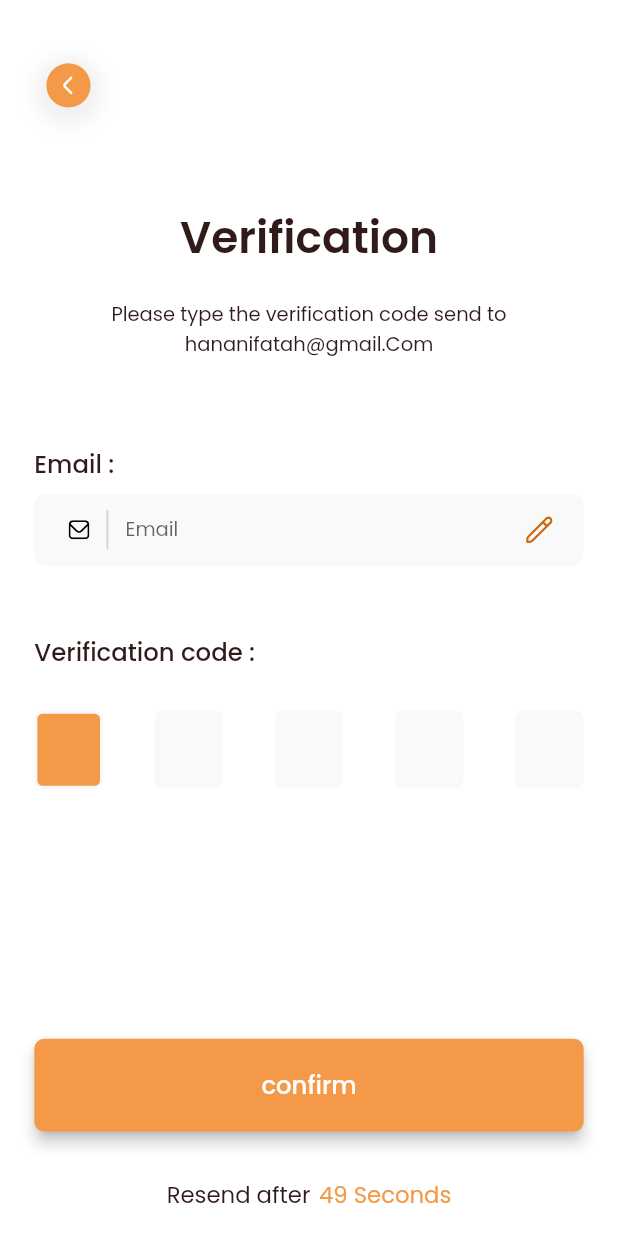
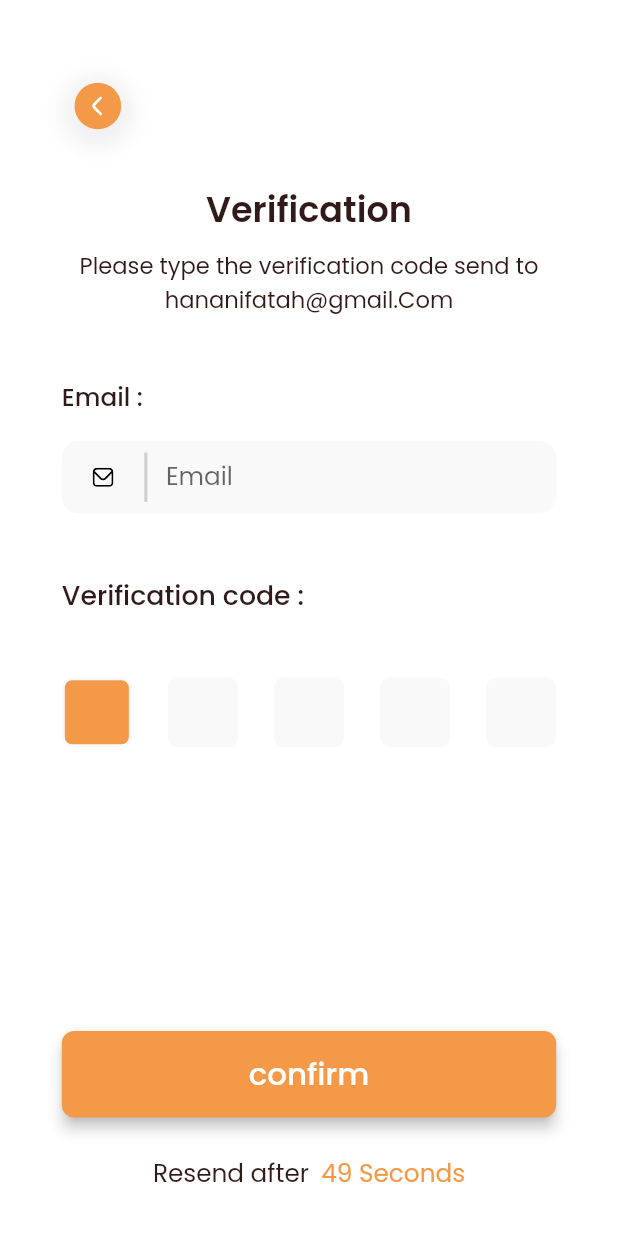
Before and after one commit to tiki-dz/TIKI_MOBILE_APP, a Flutter app: the screen it shows after launch, after a tap on "Sign up", on a phone screen of 412 x 824 dp. Run offline on Flutter 3.47's test engine with Material 2 defaults, Android fonts, the light colour scheme and no system bars; drawn by our look-alikes of pin_code_fields; our stand-ins replace device_preview, firebase_core, flutter_svg, get, get_storage, google_fonts and 1 more; accounts and stored records are empty; network calls fail.

Commit message:
update packages and interfaces

```diff
--- a/lib/main.dart
+++ b/lib/main.dart
@@ -1,18 +1,21 @@
 import 'package:firebase_core/firebase_core.dart';
 import 'package:flutter/material.dart';
-import 'package:flutter_screenutil/flutter_screenutil.dart';
 import 'package:get/get_navigation/src/root/get_material_app.dart';
 import 'package:get_storage/get_storage.dart';
 import 'package:google_fonts/google_fonts.dart';
 import 'package:tiki/views/Authentification/widget.signup.dart';
-import 'package:tiki/views/Profile/widget.profile.dart';
-
+import 'package:device_preview/device_preview.dart';
+import 'package:sizer/sizer.dart';
 import 'data/translation.data.dart';
-
 void main() async {
   WidgetsFlutterBinding.ensureInitialized();
   await GetStorage.init();
-  runApp(const MyApp());
+
+  runApp(
+    DevicePreview(
+      builder: (context) => MyApp(), // Wrap your app
+    ),
+  );
 }
 
 class MyApp extends StatelessWidget {
@@ -20,11 +23,8 @@
   // This widget is the root of your application.
   @override
   Widget build(BuildContext context) {
-    return ScreenUtilInit(
-        designSize: Size(360, 760),
-        minTextAdapt: true,
-        splitScreenMode: true,
-        builder: () => GetMaterialApp(
+    return Sizer(builder: (context, orientation, deviceType) {
+      return GetMaterialApp(
         translations: LocalString(),
         locale: Locale('en', 'EN'),
         theme: ThemeData(
@@ -34,6 +34,7 @@
         ),
         debugShowCheckedModeBanner: false,
         home: SignUpWidget(),
-            ));
+      );
+    });
   }
 }
--- a/lib/views/Authentification/components/component.button.dart
+++ b/lib/views/Authentification/components/component.button.dart
@@ -1,12 +1,13 @@
 import 'package:flutter/material.dart';
-import 'package:flutter_screenutil/flutter_screenutil.dart';
+
+import 'package:sizer/sizer.dart';
 import 'package:google_fonts/google_fonts.dart';
 import '../../../data/pallete.data.dart';
 
 Widget button(String title, VoidCallback? function) {
   return SizedBox(
     width: double.infinity,
-    height: 57.h,
+    height: 7.h,
     child: InkWell(
       onTap: function,
       child: Card(
--- a/lib/views/Authentification/components/component.input.dart
+++ b/lib/views/Authentification/components/component.input.dart
@@ -1,9 +1,10 @@
 import 'package:flutter/material.dart';
 import '../../../data/font.data.dart';
 import '../../../data/pallete.data.dart';
-import 'package:flutter_screenutil/flutter_screenutil.dart';
+
 import 'package:flutter_svg/flutter_svg.dart';
 import 'package:get/get.dart';
+import 'package:sizer/sizer.dart';
 
 class InputComponent extends StatelessWidget {
   String leadingIcon;
@@ -19,29 +20,29 @@ class InputComponent extends StatelessWidget {
     return TextFormField(
       cursorColor: ButtonColor,
       controller: textEditingController,
-      style: TextStyle(fontSize: 12.sp, fontWeight: regular),
+      style: TextStyle(fontSize: 10.sp, fontWeight: regular),
       decoration: InputDecoration(
-        contentPadding: EdgeInsets.symmetric(vertical: 2.0.h, horizontal: 0.0),
+        contentPadding: EdgeInsets.symmetric(vertical: 0.05.h, horizontal: 0.0),
         prefixIcon: Row(mainAxisSize: MainAxisSize.min, children: [
           SizedBox(
-            width: 20.w,
+            width: 5.w,
           ),
           SvgPicture.asset(leadingIcon),
           SizedBox(
-            width: 10.w,
+            width: 5.w,
           ),
           Container(
-            height: 24.h,
-            width: 1.w,
+            height: 3.h,
+            width: 0.5.w,
             color: Color.fromRGBO(112, 112, 112, 1).withOpacity(0.3),
           ),
           SizedBox(
-            width: 10.w,
+            width: 3.w,
           ),
         ]),
         prefixIconConstraints: BoxConstraints(maxHeight: 24.h, maxWidth: 70.w),
         suffixIconConstraints: BoxConstraints(
-          maxHeight: 35.sp,
+          maxHeight: 12.sp,
           maxWidth: 50.w,
         ),
         filled: true,
--- a/lib/views/Authentification/components/component.inputPassword.dart
+++ b/lib/views/Authentification/components/component.inputPassword.dart
@@ -2,7 +2,7 @@ import 'package:flutter/material.dart';
 
 import 'package:flutter/material.dart';
 import '../../../data/pallete.data.dart';
-import 'package:flutter_screenutil/flutter_screenutil.dart';
+import 'package:sizer/sizer.dart';
 import 'package:flutter_svg/flutter_svg.dart';
 import 'package:get/get.dart';
 
@@ -27,30 +27,30 @@ class _InputComponentPasswordState extends State<InputComponentPassword> {
       obscureText: showPassword,
       cursorColor: ButtonColor,
       controller: widget.textEditingController,
-      style: TextStyle(fontSize: 12.sp, fontWeight: regular),
+      style: TextStyle(fontSize: 10.sp, fontWeight: regular),
       decoration: InputDecoration(
-        contentPadding: EdgeInsets.symmetric(vertical: 2.0.h, horizontal: 0.0),
+        contentPadding: EdgeInsets.symmetric(vertical: 1.0.h, horizontal: 0.0),
         prefixIcon: Row(mainAxisSize: MainAxisSize.min, children: [
           SizedBox(
-            width: 20.w,
+            width: 5.w,
           ),
           SvgPicture.asset("assets/icons/fi-rr-unlock.svg"),
           SizedBox(
-            width: 10.w,
+            width: 5.w,
           ),
           Container(
-            height: 24.h,
-            width: 1.w,
+            height: 3.h,
+            width: 0.5.w,
             color: Color.fromRGBO(112, 112, 112, 1).withOpacity(0.3),
           ),
           SizedBox(
-            width: 10.w,
+            width: 3.w,
           ),
         ]),
         prefixIconConstraints: BoxConstraints(maxHeight: 24.h, maxWidth: 70.w),
         suffixIconConstraints: BoxConstraints(
-          maxHeight: 35.sp,
-          maxWidth: 50.w,
+          maxHeight: 12.sp,
+          maxWidth: 10.w,
         ),
         suffixIcon: InkWell(
           onTap: () {
@@ -60,11 +60,19 @@ class _InputComponentPasswordState extends State<InputComponentPassword> {
           },
           child: Padding(
               padding: EdgeInsets.only(
-                right: 18.2.w,
+                right: 4.2.w,
               ),
               child: showPassword
-                  ? SvgPicture.asset('assets/icons/fi-rr-eye-crossed.svg')
-                  : SvgPicture.asset('assets/icons/fi-rr-eye.svg')),
+                  ? SvgPicture.asset(
+                      'assets/icons/fi-rr-eye-crossed.svg',
+                      height: 8.sp,
+                      width: 8.sp,
+                    )
+                  : SvgPicture.asset(
+                      'assets/icons/fi-rr-eye.svg',
+                      height: 8.sp,
+                      width: 8.sp,
+                    )),
         ),
         filled: true,
         fillColor: GreyColor,
--- a/lib/views/Authentification/widget.confirmation.dart
+++ b/lib/views/Authentification/widget.confirmation.dart
@@ -4,7 +4,7 @@ import 'package:flutter/material.dart';
 import 'package:flutter_svg/flutter_svg.dart';
 import 'package:tiki/data/font.data.dart';
 import 'package:tiki/data/pallete.data.dart';
-import 'package:flutter_screenutil/flutter_screenutil.dart';
+import 'package:sizer/sizer.dart';
 import 'package:flutter_svg/flutter_svg.dart';
 import 'package:get/get.dart';
 import 'package:pin_code_fields/pin_code_fields.dart';
@@ -33,13 +33,14 @@ class _ConfirmationWidgetState extends State<ConfirmationWidget> {
         backgroundColor: BackGroundColor,
         body: SingleChildScrollView(
             child: Padding(
-                padding: EdgeInsets.symmetric(
-                  horizontal: 20.w,
-                  vertical: 24.h,
+                padding: EdgeInsets.only(
+                  left: 10.w,
+                  right: 10.w,
+                  top: 1.h,
                 ),
                 child: Column(children: [
                   SizedBox(
-                    height: 10.h,
+                    height: 5.h,
                   ),
                   InkWell(
                     onTap: () {
@@ -48,8 +49,8 @@ class _ConfirmationWidgetState extends State<ConfirmationWidget> {
                     child: Align(
                       alignment: Alignment.topLeft,
                       child: Container(
-                        height: 42.sp,
-                        width: 42.sp,
+                        height: 35.sp,
+                        width: 35.sp,
                         decoration: BoxDecoration(
                           shape: BoxShape.circle,
                           boxShadow: [
@@ -64,32 +65,32 @@ class _ConfirmationWidgetState extends State<ConfirmationWidget> {
                         ),
                         child: SvgPicture.asset(
                           'assets/icons/back.svg',
-                          height: 42.sp,
-                          width: 42.sp,
+                          height: 2.sp,
+                          width: 2.sp,
                         ),
                       ),
                     ),
                   ),
                   SizedBox(
-                    height: 50.h,
+                    height: 3.h,
                   ),
                   Text(
                     'verification'.tr,
                     style: TextStyle(
                       fontWeight: semiBold,
-                      fontSize: 27.sp,
+                      fontSize: 17.sp,
                       color: SecondaryTextColor,
                     ),
                   ),
                   SizedBox(
-                    height: 18.h,
+                    height: 1.h,
                   ),
                   Text(
                     "confirmDesc".tr,
                     textAlign: TextAlign.center,
                     style: TextStyle(
                       fontWeight: regular,
-                      fontSize: 12.sp,
+                      fontSize: 11.sp,
                       color: SecondaryTextColor,
                     ),
                   ),
@@ -98,12 +99,12 @@ class _ConfirmationWidgetState extends State<ConfirmationWidget> {
                     textAlign: TextAlign.center,
                     style: TextStyle(
                       fontWeight: regular,
-                      fontSize: 12.sp,
+                      fontSize: 11.sp,
                       color: SecondaryTextColor,
                     ),
                   ),
                   SizedBox(
-                    height: 53.h,
+                    height: 5.h,
                   ),
                   Align(
                     alignment: Alignment.topLeft,
@@ -111,13 +112,13 @@ class _ConfirmationWidgetState extends State<ConfirmationWidget> {
                       'email'.tr + " :",
                       style: TextStyle(
                         fontWeight: medium,
-                        fontSize: 15.sp,
+                        fontSize: 12.sp,
                         color: SecondaryTextColor,
                       ),
                     ),
                   ),
                   SizedBox(
-                    height: 7.h,
+                    height: 2.h,
                   ),
                   TextFormField(
                     showCursor: false,
@@ -127,33 +128,33 @@ class _ConfirmationWidgetState extends State<ConfirmationWidget> {
                     style: TextStyle(fontSize: 12.sp, fontWeight: regular),
                     decoration: InputDecoration(
                       contentPadding: EdgeInsets.symmetric(
-                          vertical: 8.0.h, horizontal: 0.0),
+                          vertical: 1.0.h, horizontal: 0.0),
                       prefixIcon:
                           Row(mainAxisSize: MainAxisSize.min, children: [
                         SizedBox(
-                          width: 20.w,
+                          width: 5.w,
                         ),
                         SvgPicture.asset(
                           'assets/icons/fi-rr-envelope.svg',
                         ),
                         SizedBox(
-                          width: 10.w,
+                          width: 5.w,
                         ),
                         Container(
-                          height: 24.h,
-                          width: 1.w,
+                          height: 4.h,
+                          width: 0.5.w,
                           color:
                               Color.fromRGBO(112, 112, 112, 1).withOpacity(0.3),
                         ),
                         SizedBox(
-                          width: 10.w,
+                          width: 3.w,
                         ),
                       ]),
                       prefixIconConstraints:
                           BoxConstraints(maxHeight: 24.h, maxWidth: 70.w),
                       suffixIconConstraints: BoxConstraints(
-                        maxHeight: 35.sp,
-                        maxWidth: 50.w,
+                        maxHeight: 12.sp,
+                        maxWidth: 10.w,
                       ),
                       suffixIcon: InkWell(
                           onTap: () {
@@ -187,7 +188,7 @@ class _ConfirmationWidgetState extends State<ConfirmationWidget> {
                     ),
                   ),
                   SizedBox(
-                    height: 42.h,
+                    height: 5.h,
                   ),
                   Align(
                       alignment: Alignment.centerLeft,
@@ -195,12 +196,12 @@ class _ConfirmationWidgetState extends State<ConfirmationWidget> {
                         'verificationCode'.tr + " :",
                         style: TextStyle(
                           fontWeight: medium,
-                          fontSize: 15.sp,
+                          fontSize: 13.sp,
                           color: SecondaryTextColor,
                         ),
                       )),
                   SizedBox(
-                    height: 25.h,
+                    height: 5.h,
                   ),
                   PinCodeTextField(
                     onSubmitted: (s) {},
@@ -233,9 +234,9 @@ class _ConfirmationWidgetState extends State<ConfirmationWidget> {
                       activeFillColor: GreyColor,
                       inactiveFillColor: GreyColor,
                       shape: PinCodeFieldShape.box,
-                      borderRadius: BorderRadius.circular(5.r),
-                      fieldHeight: 48.h,
-                      fieldWidth: 40.w,
+                      borderRadius: BorderRadius.circular(5.sp),
+                      fieldHeight: 34.sp,
+                      fieldWidth: 34.sp,
                     ),
                     onCompleted: (v) async {},
                     onChanged: (value) {
@@ -248,11 +249,11 @@ class _ConfirmationWidgetState extends State<ConfirmationWidget> {
                     },
                   ),
                   SizedBox(
-                    height: 139.h,
+                    height: 21.h,
                   ),
                   button('confirm'.tr, () {}),
                   SizedBox(
-                    height: 28.h,
+                    height: 3.h,
                   ),
                   GetBuilder<ConfirmatioController>(builder: (controller) {
                     if (controller.start == 0) {
@@ -263,7 +264,7 @@ class _ConfirmationWidgetState extends State<ConfirmationWidget> {
                         child: Text(
                           'resend'.tr,
                           style: TextStyle(
-                            fontSize: 14.sp,
+                            fontSize: 10.sp,
                             color: ButtonColor,
                           ),
                         ),
@@ -275,17 +276,17 @@ class _ConfirmationWidgetState extends State<ConfirmationWidget> {
                         Text(
                           'resendAfter'.tr,
                           style: TextStyle(
-                            fontSize: 14.sp,
+                            fontSize: 12.sp,
                             color: SecondaryTextColor,
                           ),
                         ),
                         SizedBox(
-                          width: 5.w,
+                          width: 2.w,
                         ),
                         Text(
                           controller.start.toString() + ' Seconds',
                           style: TextStyle(
-                            fontSize: 14.sp,
+                            fontSize: 12.sp,
                             color: ButtonColor,
                           ),
                         )
--- a/lib/views/Authentification/widget.signup.dart
+++ b/lib/views/Authentification/widget.signup.dart
@@ -1,5 +1,4 @@
 import 'package:flutter/material.dart';
-import 'package:flutter_screenutil/flutter_screenutil.dart';
 import 'package:tiki/data/font.data.dart';
 import 'package:tiki/data/pallete.data.dart';
 import 'package:tiki/views/Authentification/components/component.button.dart';
@@ -7,7 +6,7 @@ import 'package:tiki/views/Authentification/components/component.input.dart';
 import "package:flutter_svg/flutter_svg.dart";
 import 'package:get/get.dart';
 import 'package:tiki/views/Authentification/widget.confirmation.dart';
-
+import 'package:sizer/sizer.dart';
 import '../../controllers/registration.controller.dart';
 import 'components/component.inputPassword.dart';
 
@@ -20,78 +19,79 @@ class SignUpWidget extends StatelessWidget {
       backgroundColor: BackGroundColor,
       body: SingleChildScrollView(
           child: Padding(
-        padding: EdgeInsets.symmetric(
-          horizontal: 20.w,
-          vertical: 24.h,
+        padding: EdgeInsets.only(
+          left: 10.w,
+          right: 10.w,
+          top: 7.h,
         ),
         child: Column(children: [
           SizedBox(
-            height: 20.h,
+            height: 3.h,
           ),
           Align(
             alignment: Alignment.topRight,
             child: SvgPicture.asset('assets/icons/fi-rr-cross-small.svg'),
           ),
           SizedBox(
-            height: 28.3.h,
+            height: 3.h,
           ),
           Text(
             'signup'.tr,
             style: TextStyle(
-              fontSize: 35.sp,
+              fontSize: 27.sp,
               fontWeight: semiBold,
             ),
           ),
           SizedBox(
-            height: 46.h,
+            height: 5.h,
           ),
           InputComponent(
               leadingIcon: 'assets/icons/fi-rr-user.svg',
               hintText: 'name'.tr,
               textEditingController: controller.nameController),
           SizedBox(
-            height: 20.h,
+            height: 2.h,
           ),
           InputComponent(
               leadingIcon: 'assets/icons/fi-rr-user.svg',
               hintText: 'lastname'.tr,
               textEditingController: controller.nameController),
           SizedBox(
-            height: 20.h,
+            height: 2.h,
           ),
           InputComponent(
               leadingIcon: 'assets/icons/fi-rr-calendar.svg',
               hintText: 'birthDate'.tr,
               textEditingController: controller.birthDateController),
           SizedBox(
-            height: 20.h,
+            height: 2.h,
           ),
           InputComponent(
               leadingIcon: 'assets/icons/fi-rr-envelope.svg',
               hintText: 'email'.tr,
               textEditingController: controller.emailController),
           SizedBox(
-            height: 20.h,
+            height: 2.h,
           ),
           InputComponentPassword(
             hintText: 'password'.tr,
             textEditingController: controller.passwordController,
           ),
           SizedBox(
-            height: 20.h,
+            height: 2.h,
           ),
           InputComponentPassword(
             hintText: 'confirmPassword'.tr,
             textEditingController: controller.confimPasswordController,
           ),
           SizedBox(
-            height: 50.h,
+            height: 7.h,
           ),
           button("signup".tr, () {
             Get.to(ConfirmationWidget());
           }),
           SizedBox(
-            height: 34.h,
+            height: 3.h,
           ),
           Row(
             mainAxisAlignment: MainAxisAlignment.center,
@@ -99,14 +99,14 @@ class SignUpWidget extends StatelessWidget {
               Text(
                 'you_already_have_account'.tr,
                 style: TextStyle(
-                    fontSize: 12.sp,
+                    fontSize: 10.sp,
                     fontWeight: medium,
                     color: SecondaryTextColor),
               ),
               Text(
                 'login'.tr,
                 style: TextStyle(
-                    fontSize: 12.sp, fontWeight: semiBold, color: ButtonColor),
+                    fontSize: 10.sp, fontWeight: semiBold, color: ButtonColor),
               ),
             ],
           )
--- a/pubspec.yaml
+++ b/pubspec.yaml
@@ -3,7 +3,7 @@ description: A new Flutter application.
 
 # The following line prevents the package from being accidentally published to
 # pub.dev using `flutter pub publish`. This is preferred for private packages.
-publish_to: 'none' # Remove this line if you wish to publish to pub.dev
+publish_to: "none" # Remove this line if you wish to publish to pub.dev
 
 # The following defines the version and build number for your application.
 # A version number is three numbers separated by dots, like 1.2.43
@@ -30,7 +30,6 @@ dependencies:
   flutter:
     sdk: flutter
 
-
   # The following adds the Cupertino Icons font to your application.
   # Use with the CupertinoIcons class for iOS style icons.
   cupertino_icons: ^1.0.2
@@ -49,7 +48,6 @@ dev_dependencies:
   cloud_firestore: ^3.1.8
   firebase_core: ^1.12.0
   google_fonts: ^2.3.0
-  flutter_screenutil: ^5.3.1
   get: ^4.6.1
   persistent_bottom_nav_bar_v2: ^4.1.1
   flutter_svg: ^1.0.3
@@ -66,6 +64,7 @@ dev_dependencies:
   form_field_validator: ^1.1.0
   intl_phone_field: ^3.0.1
   geolocator: ^8.2.0
+  device_preview: ^1.0.0
   get_storage:
 
 # For information on the generic Dart part of this file, see the
@@ -76,7 +75,6 @@ flutter:
   uses-material-design: true
   assets:
     - assets/icons/
-
 
   # To add assets to your application, add an assets section, like this:
   # assets:
```
Also changed, not shown: lib/views/Profile/widget.profile.dart (+21 -9 lines), pubspec.lock. Lines whose indentation alone changed are shown as unchanged.
